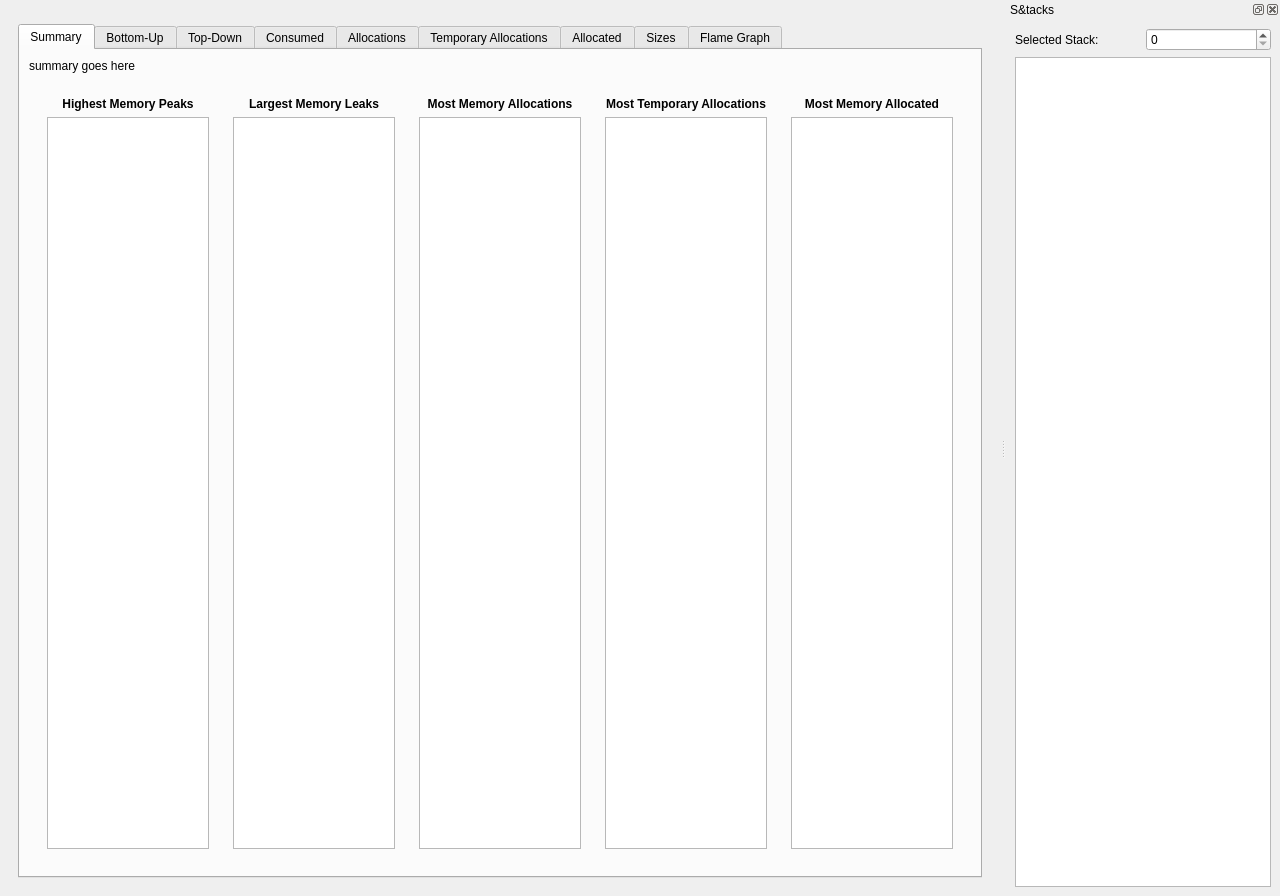
This is gui/mainwindow.ui in KDE/heaptrack as Qt 5 draws it before an edit. The edited form follows.
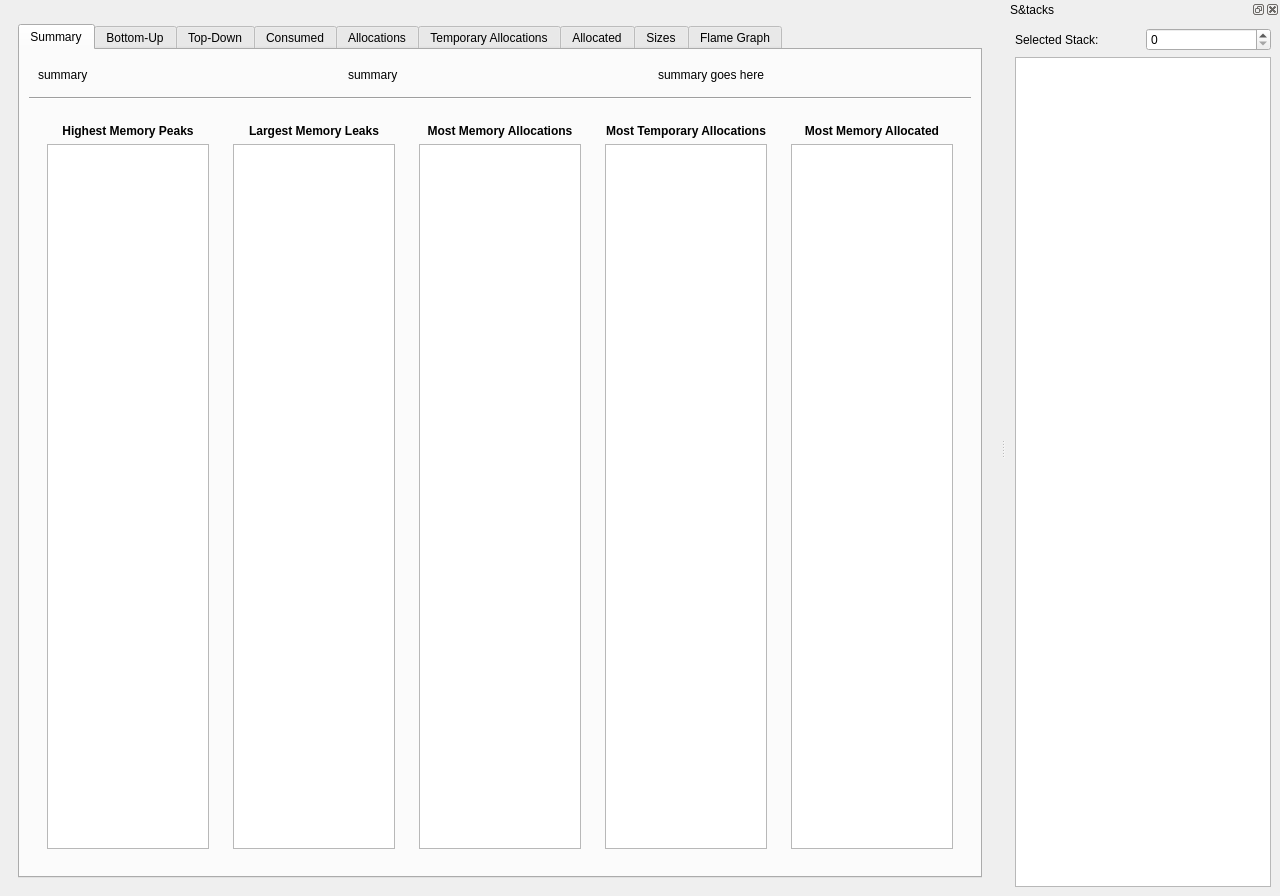
This is the edited form. The open tabs and pages were chosen to show the change. Icons and pictures are not drawn. Custom widgets are drawn as their Qt base class.

Commit message: Put summary text into three columns to save vertical space.

Patch:
```diff
--- a/gui/mainwindow.ui
+++ b/gui/mainwindow.ui
@@ -114,7 +114,24 @@
            </attribute>
            <layout class="QVBoxLayout" name="verticalLayout_7">
             <item>
-             <widget class="QLabel" name="summary">
+             <widget class="QWidget" name="widget_10" native="true">
+              <layout class="QHBoxLayout" name="horizontalLayout_6">
+               <item>
+                <widget class="QLabel" name="summaryLeft">
+                 <property name="text">
+                  <string notr="true">summary</string>
+                 </property>
+                </widget>
+               </item>
+               <item>
+                <widget class="QLabel" name="summaryCenter">
+                 <property name="text">
+                  <string notr="true">summary</string>
+                 </property>
+                </widget>
+               </item>
+               <item>
+                <widget class="QLabel" name="summaryRight">
               <property name="sizePolicy">
                <sizepolicy hsizetype="Preferred" vsizetype="Minimum">
                 <horstretch>0</horstretch>
@@ -132,6 +149,16 @@
               </property>
              </widget>
             </item>
+              </layout>
+             </widget>
+            </item>
+            <item>
+             <widget class="Line" name="line">
+              <property name="orientation">
+               <enum>Qt::Horizontal</enum>
+              </property>
+             </widget>
+            </item>
             <item>
              <widget class="QWidget" name="widget_4" native="true">
               <property name="sizePolicy">
```
Left out of the diff: 9 changed lines with no effect on the pictures. Lines whose indentation alone changed are shown as unchanged. The commit also changes 3 other files.
